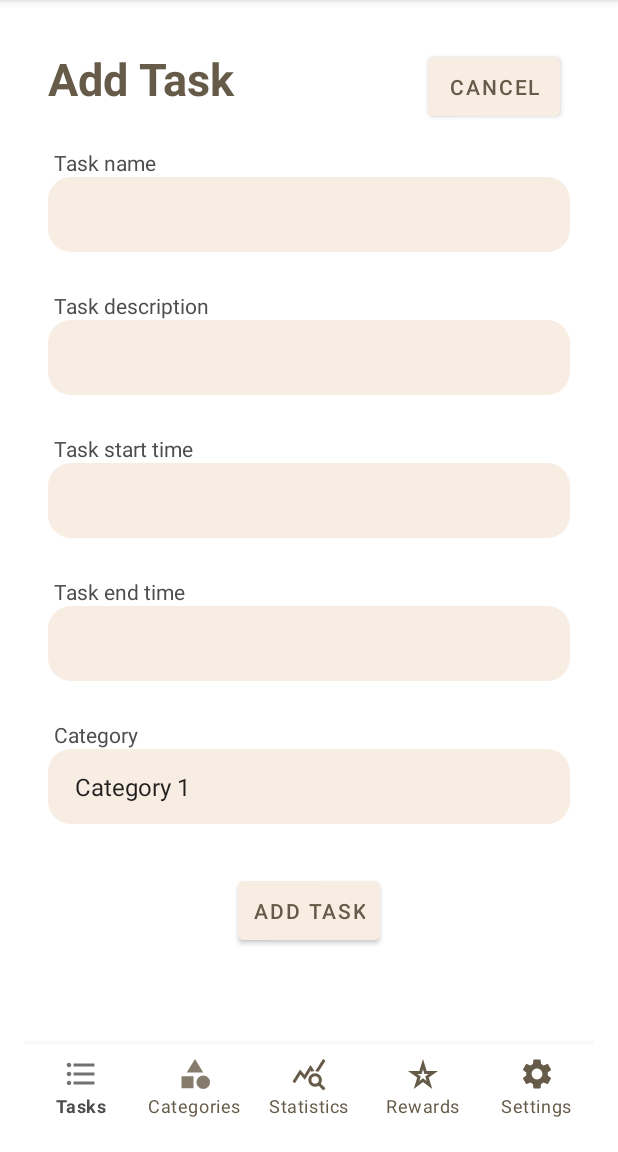
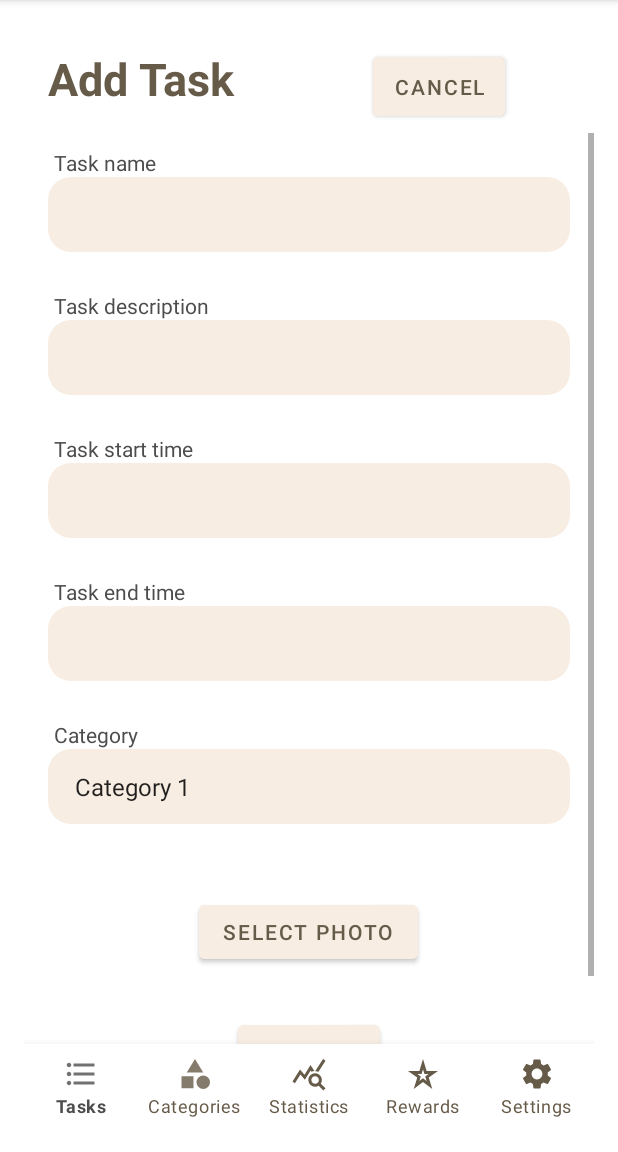
Before and after one commit to RummanaOI/OPSCPOE, an Android app: the CreateTaskActivity screen opened directly, with no data from a screen before it, on a phone screen of 412 x 824 dp, the part 84-1236 px from its top. Run offline under Robolectric (Android 15) with nearby library versions, the phone set to English and light mode, and no system bars.

Commit message:
Updated Add and Edit Tasks
Image view and buttons added to Views for adding and editing images for tasks

```diff
--- a/app/src/main/res/layout/activity_create_task.xml
+++ b/app/src/main/res/layout/activity_create_task.xml
@@ -19,28 +19,34 @@
         android:textSize="30sp"
         android:textStyle="bold" />
 
-
-
     <Button
         android:id="@+id/btnAddTaskCancel"
         android:layout_width="wrap_content"
         android:layout_height="wrap_content"
-        android:layout_marginStart="16dp"
+        android:layout_marginStart="76dp"
         android:layout_marginTop="16dp"
         android:layout_marginEnd="16dp"
-        android:layout_marginBottom="16dp"
+        android:layout_marginBottom="26dp"
+        android:layout_toRightOf="@id/txtAddTaskHeading"
         android:backgroundTint="@color/light_brown"
-        android:layout_toRightOf="@id/btnAddTask"
         android:padding="10dp"
         android:text="@string/cancel_button"
         android:textColor="@color/dark_brown" />
 
+    <ScrollView
+        android:layout_width="match_parent"
+        android:layout_height="match_parent"
+        android:layout_above="@+id/bottom_navigation"
+        android:layout_below="@id/txtAddTaskHeading">
+
+        <RelativeLayout
+            android:layout_width="match_parent"
+            android:layout_height="wrap_content">
 
             <TextView
                 android:id="@+id/txtAddLabelTaskName"
                 android:layout_width="wrap_content"
                 android:layout_height="wrap_content"
-        android:layout_below="@id/txtAddTaskHeading"
                 android:layout_marginStart="20dp"
                 android:layout_marginTop="10dp"
                 android:layout_marginEnd="10dp"
@@ -154,8 +160,8 @@
                 android:layout_marginStart="20dp"
                 android:layout_marginTop="10dp"
                 android:layout_marginEnd="10dp"
+                android:labelFor="@+id/spnAddTaskCategory"
                 android:text="@string/category"
-        android:labelFor="@+id/spnAddTaskCategory"
                 android:textColor="@color/dark_brown_text"
                 android:textSize="14sp" />
 
@@ -169,14 +175,38 @@
                 android:layout_marginBottom="16dp"
                 android:background="@drawable/rounded_shape"
                 android:backgroundTint="@color/light_brown"
-        android:padding="10dp"
-        android:contentDescription="@string/select_category"/>
+                android:contentDescription="@string/select_category"
+                android:padding="10dp" />
+
+            <ImageView
+                android:id="@+id/imgAddTaskPhoto"
+                android:layout_width="match_parent"
+                android:layout_height="wrap_content"
+                android:layout_below="@id/spnAddTaskCategory"
+                android:layout_marginStart="16dp"
+                android:layout_marginEnd="16dp"
+                android:layout_marginBottom="16dp"
+                android:contentDescription="@string/task_photo" />
+
+            <Button
+                android:id="@+id/btnAddTaskPhoto"
+                android:layout_width="wrap_content"
+                android:layout_height="wrap_content"
+                android:layout_below="@id/imgAddTaskPhoto"
+                android:layout_centerHorizontal="true"
+                android:layout_marginStart="16dp"
+                android:layout_marginTop="16dp"
+                android:layout_marginEnd="16dp"
+                android:layout_marginBottom="16dp"
+                android:backgroundTint="@color/light_brown"
+                android:text="@string/task_photo"
+                android:textColor="@color/dark_brown" />
 
             <Button
                 android:id="@+id/btnAddTask"
                 android:layout_width="wrap_content"
                 android:layout_height="wrap_content"
-        android:layout_below="@id/spnAddTaskCategory"
+                android:layout_below="@id/btnAddTaskPhoto"
                 android:layout_centerHorizontal="true"
                 android:layout_gravity="center"
                 android:layout_marginStart="16dp"
@@ -191,14 +221,18 @@
                 android:text="@string/add_task"
                 android:textColor="@color/dark_brown" />
 
+        </RelativeLayout>
+
+    </ScrollView>
+
     <com.google.android.material.bottomnavigation.BottomNavigationView
         android:id="@+id/bottom_navigation"
         android:layout_width="match_parent"
         android:layout_height="wrap_content"
         android:layout_alignParentBottom="true"
-        app:menu="@menu/bottom_nav"
         app:itemIconTint="@color/nav_item_state_list"
         app:itemTextColor="@color/nav_item_state_list"
-        app:labelVisibilityMode="labeled"/>
+        app:labelVisibilityMode="labeled"
+        app:menu="@menu/bottom_nav" />
 
 </RelativeLayout>
--- a/app/src/main/res/values/strings.xml
+++ b/app/src/main/res/values/strings.xml
@@ -47,5 +47,6 @@
     <string name="select_date">Select date</string>
     <string name="update_task">Update Task</string>
     <string name="select_category">Select Category</string>
+    <string name="task_photo">Select Photo</string>
 
 </resources>
```
Also changed, not shown: app/src/main/res/layout/activity_edit_task.xml (+40 -4 lines). Lines whose indentation alone changed are shown as unchanged.
